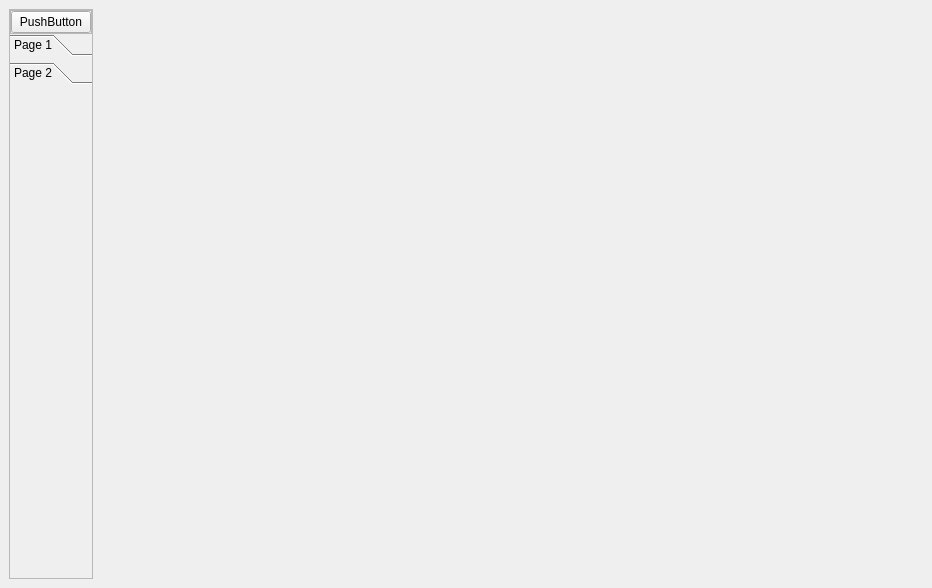
Before: the Qt Designer form GUI/Interface/VentanaPrincipal.ui in Skop-22/ControlAnchoBanda-Pyside6, drawn with Qt 5.
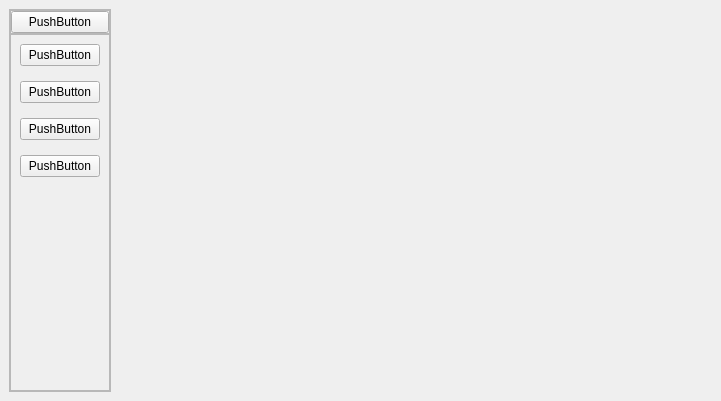
After: the same form once the commit is applied. Custom widgets are drawn as their Qt base class.

Commit message: Primera Configuracion de la vista probando QFluenteWindow nuevo framework En la rama QFluenteWindow  Cambios a ser confirmados: 	nuevos archivos: GUI/Interface/VentanaPrin2.ui 	modificados:     GUI/Interface/VentanaPrincipal.ui 	nuevos archivos: GUI/ui_VentanaPrin2.py 	modificados:     GUI/ui_VentanaPrincipal.py 	modificados:     main.py

```diff
--- a/GUI/Interface/VentanaPrincipal.ui
+++ b/GUI/Interface/VentanaPrincipal.ui
@@ -6,8 +6,8 @@
    <rect>
     <x>0</x>
     <y>0</y>
-    <width>932</width>
-    <height>588</height>
+    <width>721</width>
+    <height>401</height>
    </rect>
   </property>
   <property name="windowTitle">
@@ -74,36 +74,65 @@
         </widget>
        </item>
        <item row="1" column="0">
-        <widget class="QToolBox" name="toolBox">
-         <property name="currentIndex">
-          <number>1</number>
+        <widget class="QFrame" name="frame_3">
+         <property name="sizePolicy">
+          <sizepolicy hsizetype="Preferred" vsizetype="Expanding">
+           <horstretch>0</horstretch>
+           <verstretch>0</verstretch>
+          </sizepolicy>
          </property>
-         <widget class="QWidget" name="home">
-          <property name="geometry">
-           <rect>
-            <x>0</x>
-            <y>0</y>
-            <width>82</width>
-            <height>479</height>
-           </rect>
+         <property name="frameShape">
+          <enum>QFrame::StyledPanel</enum>
+         </property>
+         <property name="frameShadow">
+          <enum>QFrame::Raised</enum>
+         </property>
+         <layout class="QGridLayout" name="gridLayout_4">
+          <property name="verticalSpacing">
+           <number>15</number>
           </property>
-          <attribute name="label">
-           <string>Page 1</string>
-          </attribute>
-         </widget>
-         <widget class="QWidget" name="config">
-          <property name="geometry">
-           <rect>
-            <x>0</x>
-            <y>0</y>
-            <width>82</width>
-            <height>479</height>
-           </rect>
-          </property>
-          <attribute name="label">
-           <string>Page 2</string>
-          </attribute>
-         </widget>
+          <item row="1" column="0">
+           <widget class="PushButton" name="pushButton_2">
+            <property name="text">
+             <string>PushButton</string>
+            </property>
+           </widget>
+          </item>
+          <item row="2" column="0">
+           <widget class="PushButton" name="pushButton_3">
+            <property name="text">
+             <string>PushButton</string>
+            </property>
+           </widget>
+          </item>
+          <item row="4" column="0">
+           <spacer name="verticalSpacer">
+            <property name="orientation">
+             <enum>Qt::Vertical</enum>
+            </property>
+            <property name="sizeHint" stdset="0">
+             <size>
+              <width>20</width>
+              <height>40</height>
+             </size>
+            </property>
+           </spacer>
+          </item>
+          <item row="0" column="0">
+           <widget class="PushButton" name="pushButton">
+            <property name="text">
+             <string>PushButton</string>
+            </property>
+           </widget>
+          </item>
+          <item row="3" column="0">
+           <widget class="PushButton" name="pushButton_4">
+            <property name="text">
+             <string>PushButton</string>
+            </property>
+           </widget>
+          </item>
+         </layout>
         </widget>
        </item>
       </layout>
@@ -118,6 +147,13 @@
    </layout>
   </widget>
  </widget>
+ <customwidgets>
+  <customwidget>
+   <class>PushButton</class>
+   <extends>QPushButton</extends>
+   <header location="global">qfluentwidgets</header>
+  </customwidget>
+ </customwidgets>
  <resources/>
  <connections/>
 </ui>
```
The commit also changes 4 other files.
